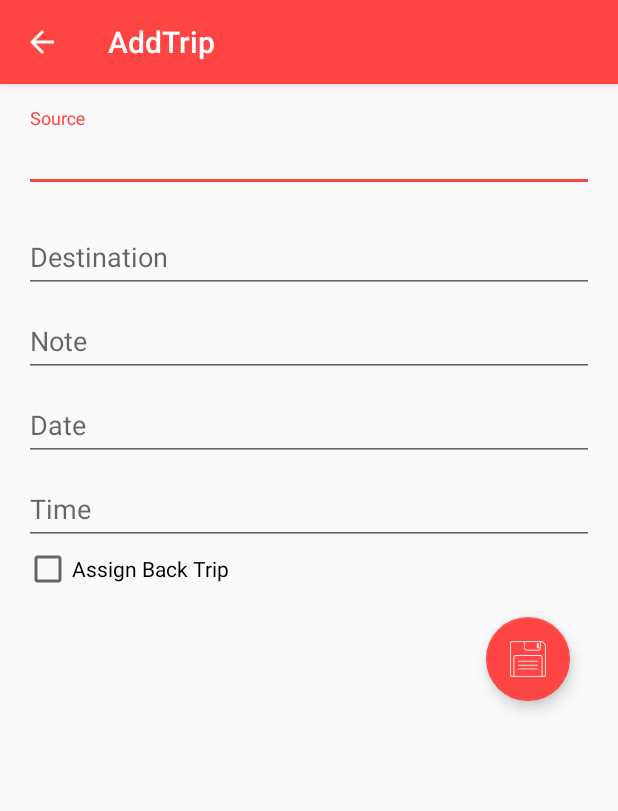
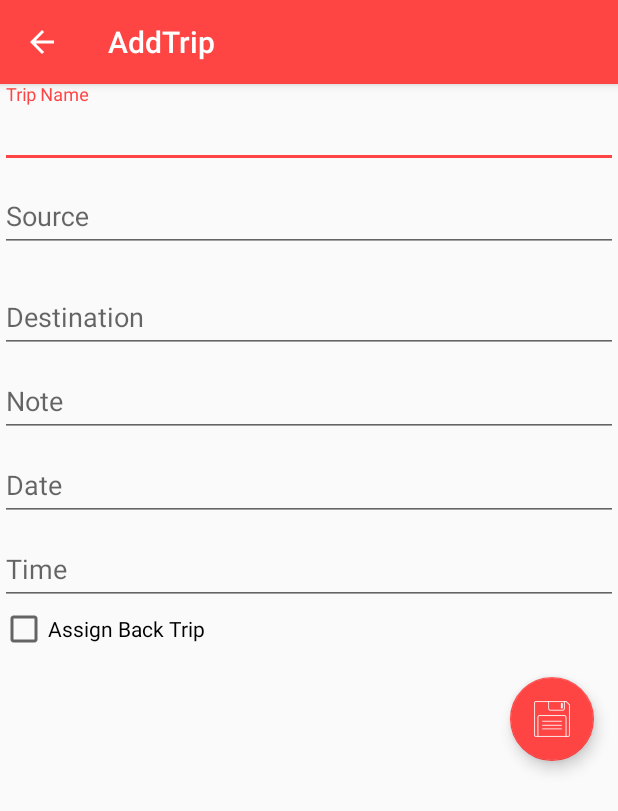
Before and after one commit to Saamyy/ITI-AndroidProject, an Android app: the AddTrip screen opened directly, with no data from a screen before it, on a phone screen of 412 x 824 dp. Shown: the top 811 px of the screen. Run offline under Robolectric (Android 15) with nearby library versions, the phone set to English and light mode, and no system bars.

Commit message:
ta8yrat fi l addtrip

```diff
--- a/app/build.gradle
+++ b/app/build.gradle
@@ -27,5 +27,6 @@ dependencies {
     compile 'com.android.support:appcompat-v7:25.0.1'
     compile 'com.android.support:design:25.0.1'
     compile 'com.android.support:support-v4:25.0.1'
+    compile 'com.weiwangcn.betterspinner:library:1.1.0'
     testCompile 'junit:junit:4.12'
 }
--- a/app/src/main/java/com/example/romisaa/tripschedular/AddTrip.java
+++ b/app/src/main/java/com/example/romisaa/tripschedular/AddTrip.java
@@ -28,6 +28,7 @@ import android.view.inputmethod.EditorInfo;
 import android.widget.ArrayAdapter;
 import android.widget.AutoCompleteTextView;
 import android.widget.Button;
+import android.widget.CheckBox;
 import android.widget.EditText;
 import android.widget.TextView;
 
@@ -36,16 +37,24 @@ import java.util.List;
 
 import static android.Manifest.permission.READ_CONTACTS;
 
-/**
- * A login screen that offers login via email/password.
- */
+
 public class AddTrip extends AppCompatActivity {
 
 
-    private AutoCompleteTextView mEmailView;
-    private EditText mPasswordView;
-    private View mProgressView;
-    private View mLoginFormView;
+
+    EditText name;
+
+    EditText source;
+    EditText destination;
+    EditText note;
+    EditText date;
+    EditText time;
+    CheckBox tripKind;
+
+    Trip newTrip;
+    ArrayList <Notes> tripNotes;
+
+
 
 
     @Override
@@ -53,9 +62,37 @@ public class AddTrip extends AppCompatActivity {
         super.onCreate(savedInstanceState);
         setContentView(R.layout.activity_add_trip);
         FloatingActionButton fab = (FloatingActionButton) findViewById(R.id.fab);
+        name=(EditText) findViewById(R.id.name);
+        source=(EditText) findViewById(R.id.source);
+        destination=(EditText) findViewById(R.id.destination);
+        note=(EditText) findViewById(R.id.note);
+        date=(EditText) findViewById(R.id.date);
+        time=(EditText) findViewById(R.id.time);
+        tripKind=(CheckBox) findViewById(R.id.kind);
+        newTrip=new Trip();
+        tripNotes=new ArrayList<>();
         fab.setOnClickListener(new View.OnClickListener() {
             @Override
             public void onClick(View view) {
+                DataBaseHandler handler=new DataBaseHandler(getApplicationContext());
+                newTrip.setName(String.valueOf(name.getText()));
+                newTrip.setSource(String.valueOf(source.getText()));
+                newTrip.setDestination(String.valueOf(destination.getText()));
+                Notes in=new Notes();
+                in.setContent(String.valueOf(note.getText()));
+                tripNotes.add(in);
+                newTrip.setNotes(tripNotes.toArray(new Notes[tripNotes.size()]));
+                newTrip.setDate(String.valueOf(date.getText()));
+                newTrip.setStart(String.valueOf(time.getText()));
+                if(tripKind.isChecked()) {
+                    newTrip.setType("roundtrip");
+                }
+                else
+                {
+                    newTrip.setStatus("normal");
+                }
+                newTrip.setStatus("upcoming");
+                handler.addTrip(newTrip);
                 Intent intent=new Intent(view.getContext(),MainActivity.class);
                 startActivity(intent);
 
--- a/app/src/main/res/layout/activity_add_trip.xml
+++ b/app/src/main/res/layout/activity_add_trip.xml
@@ -6,17 +6,38 @@
     xmlns:andriod="http://schemas.android.com/apk/res-auto"
     android:gravity="center_horizontal"
     android:orientation="vertical"
-    android:paddingBottom="@dimen/activity_vertical_margin"
-    android:paddingLeft="@dimen/activity_horizontal_margin"
-    android:paddingRight="@dimen/activity_horizontal_margin"
-    android:paddingTop="@dimen/activity_vertical_margin"
     tools:context="com.example.romisaa.tripschedular.AddTrip"
-    android:weightSum="1">
+    android:weightSum="1"
+    android:id="@+id/done">
+
+
 
 
     <android.support.design.widget.TextInputLayout
         android:layout_width="match_parent"
-        android:layout_height="67dp">
+        android:layout_height="wrap_content">
+
+        <EditText
+            android:id="@+id/name"
+            android:layout_width="match_parent"
+            android:layout_height="wrap_content"
+            android:hint="Trip Name"
+            android:imeActionId="@+id/login"
+            android:imeActionLabel="@string/action_sign_in_short"
+            android:imeOptions="actionUnspecified"
+            android:maxLines="1"
+            android:singleLine="true" />
+
+    </android.support.design.widget.TextInputLayout>
+
+
+
+
+
+    <android.support.design.widget.TextInputLayout
+        android:layout_width="match_parent"
+        android:layout_height="67dp"
+        android:id="@+id/sourceid">
 
         <EditText
             android:id="@+id/source"
@@ -44,9 +65,9 @@
                 android:imeActionId="@+id/login"
                 android:imeActionLabel="@string/action_sign_in_short"
                 android:imeOptions="actionUnspecified"
-                android:inputType="textPassword"
+
                 android:maxLines="1"
-                android:singleLine="true" />
+                android:singleLine="false" />
 
         </android.support.design.widget.TextInputLayout>
 
@@ -62,7 +83,7 @@
             android:imeActionId="@+id/login"
             android:imeActionLabel="@string/action_sign_in_short"
             android:imeOptions="actionUnspecified"
-            android:inputType="textPassword"
+
             android:maxLines="1"
             android:singleLine="true" />
 
@@ -81,7 +102,7 @@
             android:imeActionId="@+id/login"
             android:imeActionLabel="@string/action_sign_in_short"
             android:imeOptions="actionUnspecified"
-            android:inputType="textPassword"
+
             android:maxLines="1"
             android:singleLine="true" />
 
@@ -99,19 +120,20 @@
             android:imeActionId="@+id/login"
             android:imeActionLabel="@string/action_sign_in_short"
             android:imeOptions="actionUnspecified"
-            android:inputType="textPassword"
             android:maxLines="1"
             android:singleLine="true" />
+
+        <CheckBox
+            android:text="Assign Back Trip"
+            android:layout_width="match_parent"
+            android:layout_height="wrap_content"
+            android:id="@+id/kind"
+            android:layout_weight="1" />
 
     </android.support.design.widget.TextInputLayout>
 
 
-    <CheckBox
-        android:text="Assign Back Trip"
-        android:layout_width="match_parent"
-        android:layout_height="wrap_content"
-        android:id="@+id/checkBox"
-        />
+
 
     <android.support.design.widget.FloatingActionButton
         android:id="@+id/fab"
@@ -121,8 +143,7 @@
         android:layout_margin="@dimen/fab_margin"
         app:srcCompat="@drawable/diskette"
         app:backgroundTint="@android:color/holo_red_light"
-        android:paddingTop="70dp"
-        android:paddingLeft="30dp"/>
+        />
 
 
 </LinearLayout>
--- a/app/src/main/res/layout/singlerow.xml
+++ b/app/src/main/res/layout/singlerow.xml
@@ -9,7 +9,7 @@
     <ImageView
         android:layout_width="0dp"
         android:layout_height="90dp"
-        app:srcCompat="@mipmap/ic_launcher"
+        app:srcCompat="@drawable/ic_motorcycle_black_24dp"
         android:id="@+id/imageView2"
         android:layout_weight="1" />
 
@@ -18,5 +18,5 @@
         android:layout_width="0dp"
         android:layout_height="90dp"
         android:id="@+id/textView"
-        android:layout_weight="5" />
+        android:layout_weight="4" />
 </LinearLayout>
```
Also changed, not shown: app/src/main/java/com/example/romisaa/tripschedular/DataBaseHandler.java (added, +290 -0 lines), app/src/main/java/com/example/romisaa/tripschedular/DataBaseHelper.java (added, +63 -0 lines), app/src/main/java/com/example/romisaa/tripschedular/Notes.java (added, +50 -0 lines), app/src/main/java/com/example/romisaa/tripschedular/Trip.java (added, +115 -0 lines), app/src/main/res/drawable-v21/ic_motorcycle_black_24dp.png (added).
